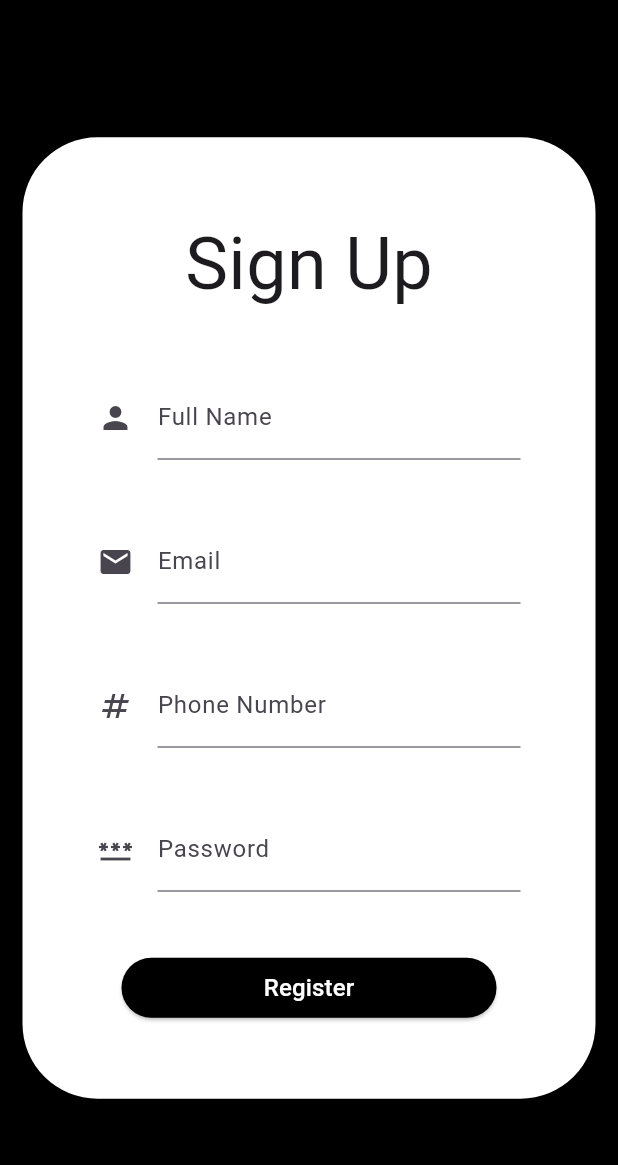
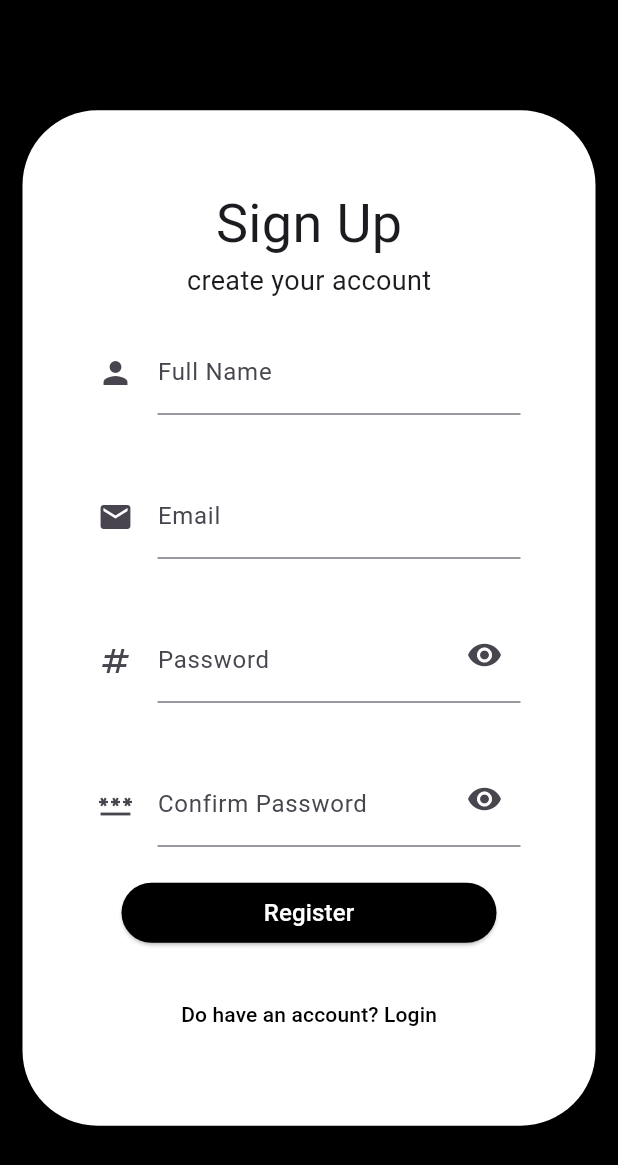
Before and after one commit to cr5ux/Local-News-App, a Flutter app: the screen it shows after launch, after a tap on "Don't have an account? sign Up", on a phone screen of 412 x 824 dp. Shown: the top 1165 px of the screen. Run offline on Flutter 3.47's test engine with Material 3 defaults, Android fonts, the phone set to English and light mode, and no system bars; our stand-ins replace cloud_firestore, firebase_auth, firebase_core, string_validator; accounts and stored records are empty.

Commit message:
Login  and Signup Input Validation and password confirmation

```diff
--- a/lib/dataAccess/model/users.dart
+++ b/lib/dataAccess/model/users.dart
@@ -7,17 +7,20 @@ class Users{
 
    String  uniqueID;
 
-   String phonenumber;
+
 
    List<dynamic>? preferenceTags;
    List<dynamic>? forbiddenTags;
 
-  bool isAdmin ;
+    bool isAdmin ;
+
+    //  String phonenumber;
+    // List<dynamic> Address;
    //  String birthday;
   // final String email;
   // final String password;
 
-  Users({this.userID,required this.uniqueID,required this.phonenumber, required this.isAdmin, required this.fullName,  this.preferenceTags, this.forbiddenTags});//, required this.birthday, required this.email, required this.password});
+  Users({this.userID,required this.uniqueID, required this.isAdmin, required this.fullName,  this.preferenceTags, this.forbiddenTags});//,required this.phonenumber, required this.birthday, required this.email, required this.password});
 
   factory Users.fromFirestore(
     DocumentSnapshot<Map<String, dynamic>> snapshot,
@@ -37,7 +40,7 @@ class Users{
        preferenceTags: data?['preferenceTags'],
        forbiddenTags: data?['forbiddenTags'],
 
-      phonenumber: data?['phonenumber'],
+      // phonenumber: data?['phonenumber'],
 
       //  email: data?['email'],
       //  password: data?['password'] ,
@@ -57,11 +60,12 @@ class Users{
       "uniqueID":uniqueID,
 
       "isAdmin":isAdmin,
+
       "preferenceTags":preferenceTags,
       "forbiddenTags":forbiddenTags,
 
 
-     "phonenumber": phonenumber ,
+    //  "phonenumber": phonenumber ,
 
 
       // "email": email,
--- a/lib/login.dart
+++ b/lib/login.dart
@@ -18,6 +18,8 @@ class _LoginState extends State<Login> {
   final LoginData _logindata = LoginData();
 
   List<bool> isEmail=[true,false];
+
+
 
 
   final  access= AuthenticationRepo();
@@ -43,25 +45,16 @@ class _LoginState extends State<Login> {
 
           if(result =='Success')
           {
-
                 // ignore: use_build_context_synchronously
                 Navigator.push(context, MaterialPageRoute(fullscreenDialog: fullscreenDialog,builder: (context)=>const HomeContainer(title:'Zena')));
           }
           else
           {
-
              // ignore: use_build_context_synchronously
              ScaffoldMessenger.of(context).showSnackBar(SnackBar(content: Text('$result')));
           }
 
       }
-      else
-      {
-
-      }
-
-
-
 
 
     }
@@ -112,27 +105,27 @@ class _LoginState extends State<Login> {
 
                                         const Padding(padding: EdgeInsets.all(20.0)),
 
-                                        ToggleButtons(
-                                            direction: Axis.horizontal,
-                                            onPressed: (int index) {
-                                              setState(() {
-                                                for (int i = 0; i < isEmail.length; i++) {
-                                                  isEmail[i] = i == index;
-                                                }
-                                              });
-                                            },
+                                        // ToggleButtons(
+                                        //     direction: Axis.horizontal,
+                                        //     onPressed: (int index) {
+                                        //       setState(() {
+                                        //         for (int i = 0; i < isEmail.length; i++) {
+                                        //           isEmail[i] = i == index;
+                                        //         }
+                                        //       });
+                                        //     },
 
-                                            selectedColor: Colors.white,
-                                            fillColor: Colors.black,
-                                            color: Colors.black,
-                                            constraints: const BoxConstraints(minHeight: 40.0, minWidth: 100.0),
-                                            isSelected: isEmail,
-                                            children:const [
-                                                  Text("Email"),
-                                                  Text("Phone Number")
-                                            ],
-                                        ),
-                                        const Padding(padding: EdgeInsets.all(20.0)),
+                                        //     selectedColor: Colors.white,
+                                        //     fillColor: Colors.black,
+                                        //     color: Colors.black,
+                                        //     constraints: const BoxConstraints(minHeight: 40.0, minWidth: 100.0),
+                                        //     isSelected: isEmail,
+                                        //     children:const [
+                                        //           Text("Email"),
+                                        //           Text("Phone Number")
+                                        //     ],
+                                        // ),
+                                        // const Padding(padding: EdgeInsets.all(20.0)),
 
                                         TextFormField(
                                             decoration: const InputDecoration(
@@ -163,7 +156,7 @@ class _LoginState extends State<Login> {
 
                                         ),
 
-                                        const Padding(padding: EdgeInsets.all(20.0)),
+                                        const Padding(padding: EdgeInsets.all(10.0)),
 
 
                                         const Text(
@@ -171,7 +164,7 @@ class _LoginState extends State<Login> {
 
                                         ),
 
-                                        const Padding(padding: EdgeInsets.all(20.0)),
+                                        const Padding(padding: EdgeInsets.all(10.0)),
 
                                         SizedBox(
 
@@ -193,7 +186,13 @@ class _LoginState extends State<Login> {
 
 
                                         ElevatedButton(
+                                          style:const ButtonStyle(
 
+                                              backgroundColor: WidgetStatePropertyAll<Color>(Colors.white),
+                                              shadowColor: WidgetStatePropertyAll<Color>(Colors.transparent),
+                                              overlayColor: WidgetStatePropertyAll<Color>(Colors.transparent),
+
+                                            ),
                                           onPressed: ()
                                           {
                                                 Navigator.push(context, MaterialPageRoute(builder: (context)=>const Signup()));
--- a/lib/signup.dart
+++ b/lib/signup.dart
@@ -1,3 +1,5 @@
+
+import 'dart:convert';
 
 import 'package:flutter/material.dart';
 import 'package:localnewsapp/dataAccess/authentication_repo.dart';
@@ -5,7 +7,7 @@ import 'package:localnewsapp/dataAccess/dto/login_dto.dart';
 import 'package:localnewsapp/dataAccess/model/users.dart';
 import 'package:localnewsapp/dataAccess/users_repo.dart';
 import 'package:localnewsapp/login.dart';
-
+import 'package:string_validator/string_validator.dart';
 
 class Signup extends StatefulWidget {
   const Signup({super.key});
@@ -18,16 +20,104 @@ class  SignupState extends State <Signup> {
 
   final GlobalKey<FormState> _formStateKey =GlobalKey<FormState>();
 
-  Users user = Users(uniqueID: "", phonenumber: "", isAdmin: false, fullName: "");
+  Users user = Users(uniqueID: "", isAdmin: false, fullName: "");
   LoginDTO logdto = LoginDTO();
 
   final ur = UsersRepo();
   final auth = AuthenticationRepo();
 
-  String? validateitemrequired(String value){
+  bool passwordvisible=true;
+  bool confirmvisible = true;
+  String confirmPassword="";
 
-    return  value.isEmpty?'Item is Required':null;
+
+  String? validateEmail(String value){
+
+    if(value.isEmpty)
+    {
+      return 'Item is Required';
     }
+    else if(!value.isEmail)
+    {
+      return "Input needs to be email address";
+    }
+    return null;
+
+  }
+
+  String? validateFullName(String value)
+  {
+    return value.isEmpty?"Item is required":"";
+  }
+  String? validatePassword(String value)
+  {
+    bool isAlphafound=false;
+    bool ischarfound=false;
+    bool isLowerFound=false;
+    bool isNumberfound=false;
+    AsciiEncoder asciiEncoder=const AsciiEncoder();
+
+      if (value.isEmpty)
+      {
+        return "Password is required";
+      }
+      else if(value.isNotEmpty)
+      {
+          if(value.length<8)
+          {
+            return "Minimum of  8 characters required";
+          }
+
+          var splitvalue= value.split('');
+
+          for (var i in splitvalue)
+          {
+
+              var val=asciiEncoder.convert(i);
+
+              if(val[0]>=65 && val[0]<= 90 )
+              {
+                  isAlphafound=true;
+              }
+              if((val[0]>=33 && val[0]<= 47) || (val[0]>=58 && val[0]<=64))
+              {
+                ischarfound=true;
+              }
+              if(val[0]>=48 && val[0]<=57)
+              {
+                isNumberfound=true;
+              }
+              if(val[0]>=97 && val[0]<=122)
+              {
+                isLowerFound=true;
+              }
+          }
+
+          if(!isAlphafound)
+          {
+            return "password must contain uppercase letter";
+          }
+          if(!ischarfound)
+          {
+            return "password must contain special characters";
+          }
+           if(!isNumberfound)
+          {
+            return "password must contain number";
+          }
+           if(!isLowerFound)
+          {
+            return "password must contain lowercase letter";
+          }
+      }
+      if(confirmPassword!=logdto.password)
+      {
+        return "password and confirm password must be the same";
+      }
+      return null;
+
+  }
+
   void _onSubmit({required BuildContext context, bool fullscreenDialog = false}) async
   {
     if(_formStateKey.currentState!.validate())
@@ -37,7 +127,6 @@ class  SignupState extends State <Signup> {
        String? value= await auth.adduser(logdto.email, logdto.password);
         if (value!.startsWith("failure"))
         {
-
               // ignore: use_build_context_synchronously
             ScaffoldMessenger.of(context).showSnackBar(SnackBar(content: Text(value)));
         }
@@ -48,22 +137,16 @@ class  SignupState extends State <Signup> {
             String result=await ur.addUser(user);
             if (result.startsWith("failure"))
             {
-
                // ignore: use_build_context_synchronously
                ScaffoldMessenger.of(context).showSnackBar(SnackBar(content: Text(result)));
             }
             else
             {
-
               // ignore: use_build_context_synchronously
               Navigator.push(context, MaterialPageRoute(fullscreenDialog: fullscreenDialog,builder: (context)=>const Login()));
             }
         }
-
-
     }
-
-
   }
 
   @override
@@ -92,14 +175,17 @@ class  SignupState extends State <Signup> {
                         key: _formStateKey,
                         autovalidateMode: AutovalidateMode.onUserInteraction,
                         child:  Column(
-
                               children: [
                                     const Text(
                                       "Sign Up",
-                                      style: TextStyle(fontSize: 48),
+                                      style: TextStyle(fontSize: 36),
+                                    ),
+                                     const Text(
+                                      "create your account",
+                                      style: TextStyle(fontSize: 18),
                                     ),
 
-                                  const Padding(padding: EdgeInsets.all(20.0)),
+                                  const Padding(padding: EdgeInsets.all(10.0)),
 
                                   TextFormField(
 
@@ -110,7 +196,7 @@ class  SignupState extends State <Signup> {
                                           constraints: BoxConstraints(maxHeight: 80, maxWidth: 500),
 
                                       ),
-                                      validator: (value)=>validateitemrequired(value!),
+                                      validator: (value)=>validateFullName(value!),
                                       keyboardType: TextInputType.name,
                                       onSaved: (value)=>user.fullName= value!,
                                   ),
@@ -125,43 +211,83 @@ class  SignupState extends State <Signup> {
                                         constraints: BoxConstraints(maxHeight: 80, maxWidth: 500)
                                       ),
 
-                                      validator: (value) => validateitemrequired(value!),
+                                      validator: (value) => validateEmail(value!),
                                       keyboardType: TextInputType.emailAddress,
                                       onSaved: (value) => logdto.email=value!,
                                   ),
 
                                   const Padding(padding: EdgeInsets.all(20.0)),
 
+                                  Stack(
+                                    alignment: AlignmentDirectional.topEnd,
+                                      children: [
                                           TextFormField(
                                               decoration: const InputDecoration(
-                                        hintText: "Phone Number",
-                                        label: Text("Phone Number"),
+                                                hintText: "Password",
+                                                label: Text("Password"),
                                                 icon: Icon(Icons.numbers),
                                                 constraints: BoxConstraints(maxHeight: 80, maxWidth: 500)
                                               ),
 
-                                      validator: (value) => validateitemrequired(value!),
-                                      keyboardType: TextInputType.phone,
-                                      onSaved: (value) => user.phonenumber=value!,
+                                              validator: (value) => validatePassword(value!),
+                                              keyboardType: TextInputType.text,
+                                              onSaved: (value) => logdto.password=value!,
+                                              obscureText: passwordvisible,
                                         ),
 
                                         const Padding(padding: EdgeInsets.all(20.0)),
 
+                                        IconButton(
+                                          onPressed: ()
+                                          {
+                                            setState(() {
+                                              passwordvisible?passwordvisible=false:passwordvisible=true;
+                                            });
+                                          },
+                                          icon: passwordvisible?const Icon(Icons.visibility):const Icon(Icons.visibility_off)
+                                      )
+                                      ],
+
+                                  ),
+
+                                  const Padding(padding: EdgeInsets.all(20.0)),
+
+                                  Stack(
+                                     alignment: AlignmentDirectional.topEnd,
+                                    children: [
                                         TextFormField(
                                             decoration: const InputDecoration(
                                               hintText: "Password",
-                                        label: Text("Password"),
+                                              label: Text("Confirm Password"),
                                               icon: Icon(Icons.password),
                                               constraints: BoxConstraints(maxHeight: 80, maxWidth: 500)
                                             ),
 
-                                      validator: (value) =>validateitemrequired(value!),
-                                      keyboardType: TextInputType.phone,
-                                      onSaved: (value) => logdto.password=value!,
-                                      obscureText: true,
+                                            validator: (value) =>validatePassword(value!),
+                                            keyboardType: TextInputType.text,
+                                            onSaved: (value) => confirmPassword=value!,
+                                            obscureText: confirmvisible,
                                       ),
 
                                       const Padding(padding: EdgeInsets.all(20.0)),
+
+                                      IconButton(
+                                        onPressed: ()
+                                        {
+                                          setState(() {
+                                            confirmvisible?confirmvisible=false:confirmvisible=true;
+                                          });
+                                        },
+                                        icon:confirmvisible?const Icon(Icons.visibility): const Icon(Icons.visibility_off)
+                                      )
+
+                                    ]
+                                  ),
+
+
+                                  const Padding(padding: EdgeInsets.all(10.0)),
+
+
 
                                    SizedBox(
 
@@ -180,7 +306,26 @@ class  SignupState extends State <Signup> {
                                                   child:const Text("Register",style:TextStyle(fontSize: 16.0),)
                                                 ),
                                     ),
+                                    const Padding(padding: EdgeInsets.all(10.0)),
 
+                                    ElevatedButton(
+                                          style:const ButtonStyle(
+
+                                              backgroundColor: WidgetStatePropertyAll<Color>(Colors.white),
+                                              shadowColor: WidgetStatePropertyAll<Color>(Colors.transparent),
+                                              overlayColor: WidgetStatePropertyAll<Color>(Colors.transparent),
+
+                                            ),
+                                          onPressed: ()
+                                          {
+                                                Navigator.push(context, MaterialPageRoute(builder: (context)=>const Login()));
+
+                                          },
+                                          child:  const Text(
+                                                    "Do have an account? Login",
+                                                    style: TextStyle(color: Colors.black),
+                                                  ),
+                                        )
                               ]
 
 
--- a/pubspec.yaml
+++ b/pubspec.yaml
@@ -42,6 +42,7 @@ dependencies:
   firebase_storage: ^12.4.5
   supabase_flutter: ^2.0.0
   crypto: ^3.0.6
+  string_validator: ^1.1.0
 
 
 dev_dependencies:
```
Also changed, not shown: pubspec.lock. Lines whose indentation alone changed are shown as unchanged.
